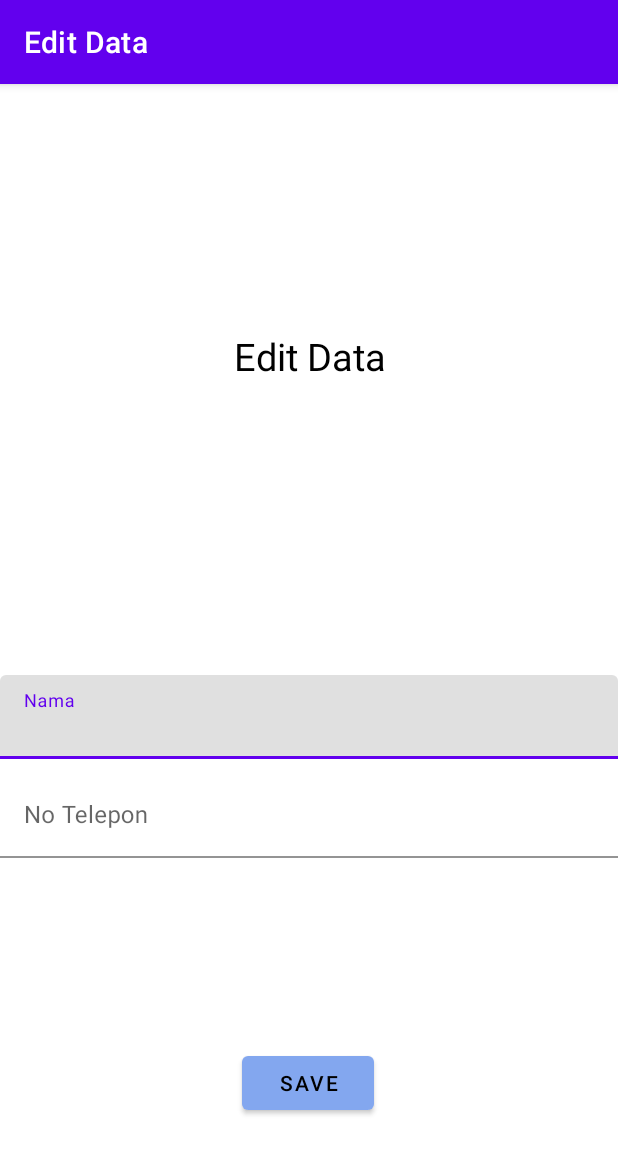
After one commit to febriyantiazahra/SQLite_PAM, an Android app: the edit_teman screen opened directly, with no data from a screen before it, on a phone screen of 412 x 824 dp. The commit adds this screen. Shown: the top 1154 px of the screen. Run offline under Robolectric (Android 15) with nearby library versions, the phone set to English and light mode, and no system bars.

Commit message:
Penambahan Edit dan Delete Menu

```diff
--- a/app/src/main/AndroidManifest.xml
+++ b/app/src/main/AndroidManifest.xml
@@ -9,6 +9,9 @@
         android:roundIcon="@mipmap/ic_launcher_round"
         android:supportsRtl="true"
         android:theme="@style/Theme.SQLite">
+        <activity
+            android:name=".edit_teman"
+            android:exported="false" />
         <activity
             android:name=".TemanBaru"
             android:exported="false" />
--- /dev/null
+++ b/app/src/main/java/com/example/sqlite/edit_teman.java
@@ -0,0 +1,63 @@
+package com.example.sqlite;
+
+import androidx.appcompat.app.AppCompatActivity;
+
+import android.content.Intent;
+import android.os.Bundle;
+import android.view.View;
+import android.widget.Button;
+import android.widget.Toast;
+
+import com.example.sqlite.database.DBController;
+import com.google.android.material.textfield.TextInputEditText;
+
+import java.util.HashMap;
+
+public class edit_teman extends AppCompatActivity {
+    TextInputEditText Nama,Telepon;
+    Button Save;
+    String nma,tlp,id;
+    DBController controller = new DBController(this);
+
+    @Override
+    protected void onCreate(Bundle savedInstanceState) {
+        super.onCreate(savedInstanceState);
+        setContentView(R.layout.activity_edit_teman);
+
+        Nama = findViewById(R.id.edNama);
+        Telepon = findViewById(R.id.edTelp);
+        Save = findViewById(R.id.simpanBtn);
+
+        id = getIntent().getStringExtra("id");
+        nma = getIntent().getStringExtra("nama");
+        tlp = getIntent().getStringExtra("telpon");
+
+        setTitle("Edit Data");
+        Nama.setText(nma);
+        Telepon.setText(tlp);
+
+        Save.setOnClickListener(new View.OnClickListener() {
+            @Override
+            public void onClick(View view) {
+                if(Nama.getText().toString().equals("") || Telepon.getText().toString().equals("")) {
+                    Toast.makeText(getApplicationContext(), "Mohon isi data terlebih dahulu !!!", Toast.LENGTH_LONG).show();
+                }else {
+                    nma = Nama.getText().toString();
+                    tlp = Telepon.getText().toString();
+                    HashMap<String,String> values = new HashMap<>();
+                    values.put("id", id);
+                    values.put("nama", nma);
+                    values.put("telpon", tlp);
+                    controller.UpdateData(values);
+                    callHome();
+                }
+            }
+        });
+    }
+
+    public void callHome() {
+        Intent i = new Intent(edit_teman.this,MainActivity.class);
+        startActivity(i);
+        finish();
+    }
+}
--- /dev/null
+++ b/app/src/main/res/layout/activity_edit_teman.xml
@@ -0,0 +1,76 @@
+<?xml version="1.0" encoding="utf-8"?>
+<androidx.constraintlayout.widget.ConstraintLayout xmlns:android="http://schemas.android.com/apk/res/android"
+    xmlns:app="http://schemas.android.com/apk/res-auto"
+    xmlns:tools="http://schemas.android.com/tools"
+    android:layout_width="match_parent"
+    android:layout_height="match_parent"
+    tools:context=".edit_teman">
+
+
+    <com.google.android.material.textfield.TextInputLayout
+        android:id="@+id/textInputLayout"
+        android:layout_width="match_parent"
+        android:layout_height="wrap_content"
+        android:layout_marginTop="75dp"
+        app:layout_constraintBottom_toBottomOf="parent"
+        app:layout_constraintEnd_toEndOf="parent"
+        app:layout_constraintStart_toStartOf="parent"
+        app:layout_constraintTop_toTopOf="parent">
+
+        <com.google.android.material.textfield.TextInputEditText
+            android:id="@+id/edNama"
+            android:layout_width="match_parent"
+            android:layout_height="wrap_content"
+            android:hint="@string/tnama"
+            android:textColor="@color/black"
+            android:textColorHint="@color/white"
+            tools:background="@color/white" />
+    </com.google.android.material.textfield.TextInputLayout>
+
+    <com.google.android.material.textfield.TextInputLayout
+        android:id="@+id/textInputLayout2"
+        android:layout_width="match_parent"
+        android:layout_height="wrap_content"
+        android:layout_marginTop="10dp"
+        app:layout_constraintEnd_toEndOf="@id/textInputLayout"
+        app:layout_constraintStart_toStartOf="@id/textInputLayout"
+        app:layout_constraintTop_toBottomOf="@id/textInputLayout">
+
+        <com.google.android.material.textfield.TextInputEditText
+            android:id="@+id/edTelp"
+            android:layout_width="match_parent"
+            android:layout_height="wrap_content"
+            android:background="@color/white"
+            android:hint="@string/tnotelp"
+            android:textColor="@color/black"
+            android:textColorHint="@color/white" />
+    </com.google.android.material.textfield.TextInputLayout>
+
+    <Button
+        android:id="@+id/simpanBtn"
+        android:layout_width="wrap_content"
+        android:layout_height="wrap_content"
+        android:text="@string/tsimpan"
+        android:textColor="@color/black"
+        app:backgroundTint="@color/blue"
+        app:layout_constraintBottom_toBottomOf="parent"
+        app:layout_constraintEnd_toEndOf="@id/textInputLayout2"
+        app:layout_constraintHorizontal_bias="0.498"
+        app:layout_constraintStart_toStartOf="@id/textInputLayout2"
+        app:layout_constraintTop_toBottomOf="@id/textInputLayout2"
+        app:layout_constraintVertical_bias="0.618" />
+
+    <TextView
+        android:id="@+id/textView"
+        android:layout_width="127dp"
+        android:layout_height="66dp"
+        android:text="@string/teditdata"
+        android:textAlignment="center"
+        android:textColor="@color/black"
+        android:textSize="25dp"
+        app:layout_constraintBottom_toTopOf="@id/textInputLayout"
+        app:layout_constraintEnd_toEndOf="parent"
+        app:layout_constraintStart_toStartOf="parent"
+        app:layout_constraintTop_toTopOf="parent"
+        android:gravity="center_horizontal" />
+</androidx.constraintlayout.widget.ConstraintLayout>
--- a/app/src/main/res/layout/row_data_teman.xml
+++ b/app/src/main/res/layout/row_data_teman.xml
@@ -3,7 +3,7 @@
     xmlns:android="http://schemas.android.com/apk/res/android"
     xmlns:card_view="http://schemas.android.com/apk/res-auto"
     android:layout_width="match_parent"
-    android:layout_height="match_parent"
+    android:layout_height="wrap_content"
     android:id="@+id/kartuku"
     card_view:cardElevation="3dp"
     card_view:cardCornerRadius="5dp"
--- /dev/null
+++ b/app/src/main/res/menu/menu.xml
@@ -0,0 +1,5 @@
+<?xml version="1.0" encoding="utf-8"?>
+<menu xmlns:android="http://schemas.android.com/apk/res/android">
+    <item android:id="@+id/mnEdit" android:title="@string/teditdata" />
+    <item android:id="@+id/mnHapus" android:title="@string/tdeletedata" />
+</menu>
--- a/app/src/main/res/values/colors.xml
+++ b/app/src/main/res/values/colors.xml
@@ -7,4 +7,5 @@
     <color name="teal_700">#FF018786</color>
     <color name="black">#FF000000</color>
     <color name="white">#FFFFFFFF</color>
+    <color name="blue">#83A7EF</color>
 </resources>
--- a/app/src/main/res/values/strings.xml
+++ b/app/src/main/res/values/strings.xml
@@ -1,3 +1,11 @@
 <resources>
     <string name="app_name">SQLite</string>
+    <string name="tdeletedata">Delete Data</string>
+    <string name="tsimpan">Save</string>
+    <string name="tcancel">Cancel</string>
+    <string name="teditdata">Edit Data</string>
+    <string name="tnama">Nama</string>
+    <string name="tnotelp">No Telepon</string>
+    <string name="tcreatedata">Create Data</string>
+    <string name="tview">View</string>
 </resources>
```
Also changed, not shown: app/src/main/java/com/example/sqlite/adapter/TemanAdapter.java (+47 -3 lines), app/src/main/java/com/example/sqlite/database/DBController.java (+16 -1 lines).
